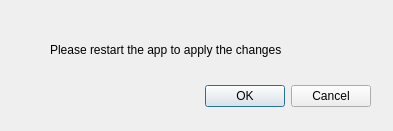
Old version of the form restartapp.ui in the repository Azuyah/Map-Tool.
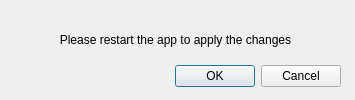
New version of the form.

```diff
--- a/restartapp.ui
+++ b/restartapp.ui
@@ -6,22 +6,46 @@
    <rect>
     <x>0</x>
     <y>0</y>
-    <width>393</width>
-    <height>131</height>
+    <width>355</width>
+    <height>100</height>
    </rect>
   </property>
+  <property name="sizePolicy">
+   <sizepolicy hsizetype="Fixed" vsizetype="Fixed">
+    <horstretch>0</horstretch>
+    <verstretch>0</verstretch>
+   </sizepolicy>
+  </property>
+  <property name="minimumSize">
+   <size>
+    <width>355</width>
+    <height>100</height>
+   </size>
+  </property>
+  <property name="maximumSize">
+   <size>
+    <width>355</width>
+    <height>100</height>
+   </size>
+  </property>
   <property name="windowTitle">
    <string>Dialog</string>
   </property>
   <widget class="QDialogButtonBox" name="buttonBox">
    <property name="geometry">
     <rect>
-     <x>30</x>
-     <y>80</y>
-     <width>341</width>
+     <x>160</x>
+     <y>60</y>
+     <width>181</width>
      <height>32</height>
     </rect>
    </property>
+   <property name="maximumSize">
+    <size>
+     <width>181</width>
+     <height>32</height>
+    </size>
+   </property>
    <property name="orientation">
     <enum>Qt::Horizontal</enum>
    </property>
@@ -32,15 +56,29 @@
   <widget class="QLabel" name="label">
    <property name="geometry">
     <rect>
-     <x>50</x>
-     <y>40</y>
-     <width>341</width>
+     <x>30</x>
+     <y>30</y>
+     <width>291</width>
      <height>20</height>
     </rect>
    </property>
+   <property name="maximumSize">
+    <size>
+     <width>291</width>
+     <height>20</height>
+    </size>
+   </property>
+   <property name="font">
+    <font>
+     <family>Arial</family>
+    </font>
+   </property>
    <property name="text">
     <string>Please restart the app to apply the changes</string>
    </property>
+   <property name="alignment">
+    <set>Qt::AlignCenter</set>
+   </property>
   </widget>
  </widget>
  <resources/>
```
Left out of the diff: 2 changed lines with no effect on the pictures.
